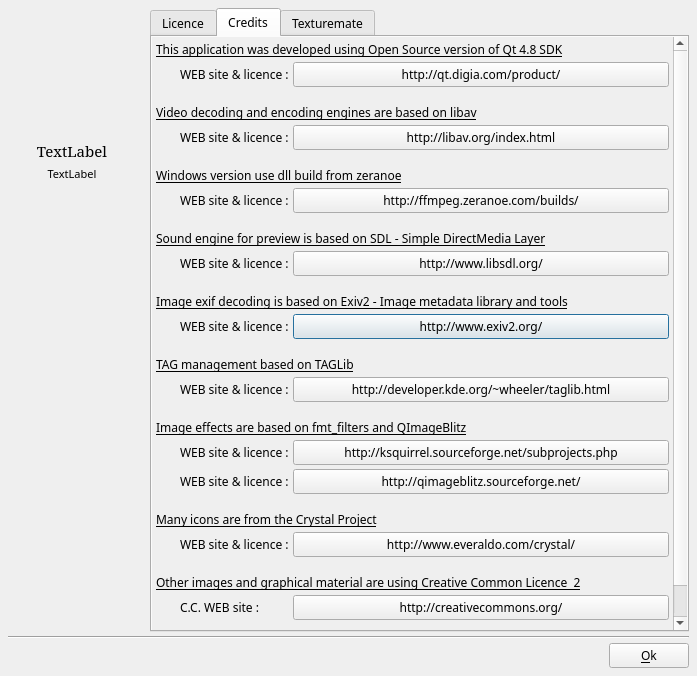
The window that src/ffDiaporama/DlgAbout/DlgAbout.ui (boenki/ffdiaporama) describes before a commit, drawn with Qt 5.
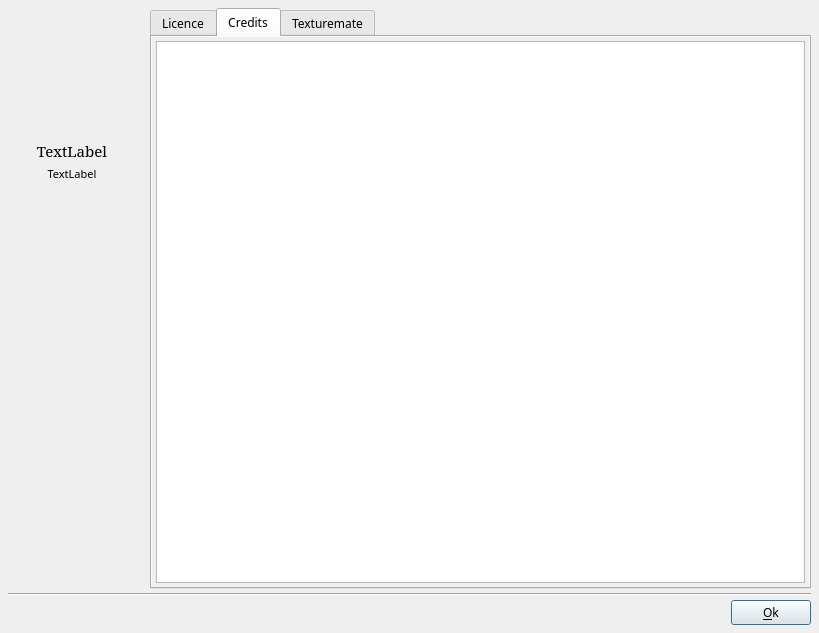
The same window after the commit. Icons and pictures are not drawn.

```diff
--- a/src/ffDiaporama/DlgAbout/DlgAbout.ui
+++ b/src/ffDiaporama/DlgAbout/DlgAbout.ui
@@ -6,8 +6,8 @@
    <rect>
     <x>0</x>
     <y>0</y>
-    <width>697</width>
-    <height>676</height>
+    <width>819</width>
+    <height>633</height>
    </rect>
   </property>
   <property name="minimumSize">
@@ -236,8 +236,8 @@
                <rect>
                 <x>0</x>
                 <y>0</y>
-                <width>514</width>
-                <height>647</height>
+                <width>652</width>
+                <height>535</height>
                </rect>
               </property>
               <layout class="QGridLayout" name="gridLayout_2">
@@ -247,485 +247,13 @@
                <property name="spacing">
                 <number>4</number>
                </property>
-               <item row="0" column="0" colspan="3">
-                <widget class="QLabel" name="label_2">
-                 <property name="font">
-                  <font>
-                   <underline>true</underline>
-                  </font>
-                 </property>
-                 <property name="text">
-                  <string>This application was developed using Open Source version of Qt 4.8 SDK</string>
-                 </property>
-                 <property name="wordWrap">
-                  <bool>true</bool>
-                 </property>
-                </widget>
-               </item>
-               <item row="22" column="2">
-                <spacer name="verticalSpacer_2">
-                 <property name="orientation">
-                  <enum>Qt::Vertical</enum>
-                 </property>
-                 <property name="sizeHint" stdset="0">
-                  <size>
-                   <width>20</width>
-                   <height>40</height>
-                  </size>
-                 </property>
-                </spacer>
-               </item>
-               <item row="14" column="1">
-                <widget class="QLabel" name="label_17">
-                 <property name="text">
-                  <string>WEB site &amp; licence :</string>
-                 </property>
-                </widget>
-               </item>
-               <item row="12" column="0" colspan="3">
-                <widget class="QLabel" name="label_16">
-                 <property name="minimumSize">
-                  <size>
-                   <width>0</width>
-                   <height>30</height>
-                  </size>
-                 </property>
-                 <property name="font">
-                  <font>
-                   <underline>true</underline>
-                  </font>
-                 </property>
-                 <property name="text">
-                  <string>Image effects are based on fmt_filters and QImageBlitz</string>
-                 </property>
-                 <property name="alignment">
-                  <set>Qt::AlignBottom|Qt::AlignLeading|Qt::AlignLeft</set>
-                 </property>
-                 <property name="wordWrap">
-                  <bool>true</bool>
-                 </property>
-                </widget>
-               </item>
-               <item row="16" column="0" colspan="3">
-                <widget class="QLabel" name="label_14">
-                 <property name="minimumSize">
-                  <size>
-                   <width>0</width>
-                   <height>30</height>
-                  </size>
-                 </property>
-                 <property name="font">
-                  <font>
-                   <underline>true</underline>
-                  </font>
-                 </property>
-                 <property name="text">
-                  <string>Many icons are from the Crystal Project</string>
-                 </property>
-                 <property name="alignment">
-                  <set>Qt::AlignBottom|Qt::AlignLeading|Qt::AlignLeft</set>
-                 </property>
-                 <property name="wordWrap">
-                  <bool>true</bool>
-                 </property>
-                </widget>
-               </item>
-               <item row="17" column="1">
-                <widget class="QLabel" name="label_15">
-                 <property name="text">
-                  <string>WEB site &amp; licence :</string>
-                 </property>
-                </widget>
-               </item>
-               <item row="21" column="1">
-                <widget class="QLabel" name="label_13">
-                 <property name="text">
-                  <string>C.C. WEB site :</string>
-                 </property>
-                </widget>
-               </item>
-               <item row="1" column="1">
-                <widget class="QLabel" name="label_3">
-                 <property name="text">
-                  <string>WEB site &amp; licence :</string>
-                 </property>
-                </widget>
-               </item>
-               <item row="1" column="0">
-                <widget class="QLabel" name="label_4">
-                 <property name="minimumSize">
-                  <size>
-                   <width>20</width>
-                   <height>0</height>
-                  </size>
-                 </property>
-                 <property name="maximumSize">
-                  <size>
-                   <width>20</width>
-                   <height>16777215</height>
-                  </size>
-                 </property>
-                 <property name="text">
-                  <string/>
-                 </property>
-                </widget>
-               </item>
-               <item row="9" column="2">
-                <widget class="QPushButton" name="EXIV2WebSiteBT">
-                 <property name="sizePolicy">
-                  <sizepolicy hsizetype="Preferred" vsizetype="Fixed">
-                   <horstretch>0</horstretch>
-                   <verstretch>0</verstretch>
-                  </sizepolicy>
-                 </property>
-                 <property name="text">
-                  <string notr="true">http://www.exiv2.org/</string>
-                 </property>
-                 <property name="icon">
-                  <iconset resource="../../../RSCffDiaporama.qrc">
-                   <normaloff>:/img/Internet.png</normaloff>:/img/Internet.png</iconset>
-                 </property>
-                </widget>
-               </item>
-               <item row="6" column="0" colspan="3">
-                <widget class="QLabel" name="label_8">
-                 <property name="minimumSize">
-                  <size>
-                   <width>0</width>
-                   <height>30</height>
-                  </size>
-                 </property>
-                 <property name="font">
-                  <font>
-                   <underline>true</underline>
-                  </font>
-                 </property>
-                 <property name="text">
-                  <string>Sound engine for preview is based on SDL - Simple DirectMedia Layer</string>
-                 </property>
-                 <property name="alignment">
-                  <set>Qt::AlignBottom|Qt::AlignLeading|Qt::AlignLeft</set>
-                 </property>
-                 <property name="wordWrap">
-                  <bool>true</bool>
-                 </property>
-                </widget>
-               </item>
-               <item row="2" column="0" colspan="3">
-                <widget class="QLabel" name="label_5">
-                 <property name="minimumSize">
-                  <size>
-                   <width>0</width>
-                   <height>30</height>
-                  </size>
-                 </property>
-                 <property name="font">
-                  <font>
-                   <underline>true</underline>
-                  </font>
-                 </property>
-                 <property name="text">
-                  <string>Video decoding and encoding engines are based on libav</string>
-                 </property>
-                 <property name="alignment">
-                  <set>Qt::AlignBottom|Qt::AlignLeading|Qt::AlignLeft</set>
-                 </property>
-                 <property name="wordWrap">
-                  <bool>true</bool>
-                 </property>
-                </widget>
-               </item>
-               <item row="3" column="1">
-                <widget class="QLabel" name="label_7">
-                 <property name="text">
-                  <string>WEB site &amp; licence :</string>
-                 </property>
-                </widget>
-               </item>
-               <item row="7" column="1">
-                <widget class="QLabel" name="label_9">
-                 <property name="text">
-                  <string>WEB site &amp; licence :</string>
-                 </property>
-                </widget>
-               </item>
-               <item row="8" column="0" colspan="3">
-                <widget class="QLabel" name="label_10">
-                 <property name="minimumSize">
-                  <size>
-                   <width>0</width>
-                   <height>30</height>
-                  </size>
-                 </property>
-                 <property name="font">
-                  <font>
-                   <underline>true</underline>
-                  </font>
-                 </property>
-                 <property name="text">
-                  <string>Image exif decoding is based on Exiv2 - Image metadata library and tools</string>
-                 </property>
-                 <property name="alignment">
-                  <set>Qt::AlignBottom|Qt::AlignLeading|Qt::AlignLeft</set>
-                 </property>
-                 <property name="wordWrap">
-                  <bool>true</bool>
-                 </property>
-                </widget>
-               </item>
-               <item row="9" column="1">
-                <widget class="QLabel" name="label_11">
-                 <property name="text">
-                  <string>WEB site &amp; licence :</string>
-                 </property>
-                </widget>
-               </item>
-               <item row="19" column="0" colspan="3">
-                <widget class="QLabel" name="label_12">
-                 <property name="minimumSize">
-                  <size>
-                   <width>0</width>
-                   <height>30</height>
-                  </size>
-                 </property>
-                 <property name="font">
-                  <font>
-                   <underline>true</underline>
-                  </font>
-                 </property>
-                 <property name="text">
-                  <string>Other images and graphical material are using Creative Common Licence  2</string>
-                 </property>
-                 <property name="alignment">
-                  <set>Qt::AlignBottom|Qt::AlignLeading|Qt::AlignLeft</set>
-                 </property>
-                 <property name="wordWrap">
-                  <bool>true</bool>
-                 </property>
-                </widget>
-               </item>
-               <item row="1" column="2">
-                <widget class="QPushButton" name="QtWebSiteBT">
-                 <property name="sizePolicy">
-                  <sizepolicy hsizetype="Expanding" vsizetype="Fixed">
-                   <horstretch>0</horstretch>
-                   <verstretch>0</verstretch>
-                  </sizepolicy>
-                 </property>
-                 <property name="text">
-                  <string notr="true">http://qt.digia.com/product/</string>
-                 </property>
-                 <property name="icon">
-                  <iconset resource="../../../RSCffDiaporama.qrc">
-                   <normaloff>:/img/Internet.png</normaloff>:/img/Internet.png</iconset>
-                 </property>
-                </widget>
-               </item>
-               <item row="3" column="2">
-                <widget class="QPushButton" name="LibAVWebSiteBT">
-                 <property name="sizePolicy">
-                  <sizepolicy hsizetype="Preferred" vsizetype="Fixed">
-                   <horstretch>0</horstretch>
-                   <verstretch>0</verstretch>
-                  </sizepolicy>
-                 </property>
-                 <property name="text">
-                  <string notr="true">http://libav.org/index.html</string>
-                 </property>
-                 <property name="icon">
-                  <iconset resource="../../../RSCffDiaporama.qrc">
-                   <normaloff>:/img/Internet.png</normaloff>:/img/Internet.png</iconset>
-                 </property>
-                </widget>
-               </item>
-               <item row="7" column="2">
-                <widget class="QPushButton" name="SDLWebSiteBT">
-                 <property name="sizePolicy">
-                  <sizepolicy hsizetype="Preferred" vsizetype="Fixed">
-                   <horstretch>0</horstretch>
-                   <verstretch>0</verstretch>
-                  </sizepolicy>
-                 </property>
-                 <property name="text">
-                  <string notr="true">http://www.libsdl.org/</string>
-                 </property>
-                 <property name="icon">
-                  <iconset resource="../../../RSCffDiaporama.qrc">
-                   <normaloff>:/img/Internet.png</normaloff>:/img/Internet.png</iconset>
-                 </property>
-                </widget>
-               </item>
-               <item row="14" column="2">
-                <widget class="QPushButton" name="FMTFWebSiteBT">
-                 <property name="sizePolicy">
-                  <sizepolicy hsizetype="Preferred" vsizetype="Fixed">
-                   <horstretch>0</horstretch>
-                   <verstretch>0</verstretch>
-                  </sizepolicy>
-                 </property>
-                 <property name="text">
-                  <string notr="true">http://ksquirrel.sourceforge.net/subprojects.php</string>
-                 </property>
-                 <property name="icon">
-                  <iconset resource="../../../RSCffDiaporama.qrc">
-                   <normaloff>:/img/Internet.png</normaloff>:/img/Internet.png</iconset>
-                 </property>
-                </widget>
-               </item>
-               <item row="17" column="2">
-                <widget class="QPushButton" name="CrystalWebSiteBT">
-                 <property name="sizePolicy">
-                  <sizepolicy hsizetype="Preferred" vsizetype="Fixed">
-                   <horstretch>0</horstretch>
-                   <verstretch>0</verstretch>
-                  </sizepolicy>
-                 </property>
-                 <property name="text">
-                  <string notr="true">http://www.everaldo.com/crystal/</string>
-                 </property>
-                 <property name="icon">
-                  <iconset resource="../../../RSCffDiaporama.qrc">
-                   <normaloff>:/img/Internet.png</normaloff>:/img/Internet.png</iconset>
-                 </property>
-                </widget>
-               </item>
-               <item row="21" column="2">
-                <widget class="QPushButton" name="CC2WebSiteBT">
-                 <property name="sizePolicy">
-                  <sizepolicy hsizetype="Preferred" vsizetype="Fixed">
-                   <horstretch>0</horstretch>
-                   <verstretch>0</verstretch>
-                  </sizepolicy>
-                 </property>
-                 <property name="text">
-                  <string notr="true">http://creativecommons.org/</string>
-                 </property>
-                 <property name="icon">
-                  <iconset resource="../../../RSCffDiaporama.qrc">
-                   <normaloff>:/img/Internet.png</normaloff>:/img/Internet.png</iconset>
-                 </property>
-                </widget>
-               </item>
-               <item row="10" column="0" colspan="3">
-                <widget class="QLabel" name="label_20">
-                 <property name="minimumSize">
-                  <size>
-                   <width>0</width>
-                   <height>30</height>
-                  </size>
-                 </property>
-                 <property name="font">
-                  <font>
-                   <underline>true</underline>
-                  </font>
-                 </property>
-                 <property name="text">
-                  <string>TAG management based on TAGLib</string>
-                 </property>
-                 <property name="alignment">
-                  <set>Qt::AlignBottom|Qt::AlignLeading|Qt::AlignLeft</set>
-                 </property>
-                 <property name="wordWrap">
-                  <bool>true</bool>
-                 </property>
-                </widget>
-               </item>
-               <item row="11" column="1">
-                <widget class="QLabel" name="label_21">
-                 <property name="text">
-                  <string>WEB site &amp; licence :</string>
-                 </property>
-                </widget>
-               </item>
-               <item row="11" column="2">
-                <widget class="QPushButton" name="TAGLibWebSiteBT">
-                 <property name="sizePolicy">
-                  <sizepolicy hsizetype="Preferred" vsizetype="Fixed">
-                   <horstretch>0</horstretch>
-                   <verstretch>0</verstretch>
-                  </sizepolicy>
-                 </property>
-                 <property name="text">
-                  <string notr="true">http://developer.kde.org/~wheeler/taglib.html</string>
-                 </property>
-                 <property name="icon">
-                  <iconset>
-                   <normaloff>SubProjects/ffDiaporamaMMFiler/:/img/Internet.png</normaloff>SubProjects/ffDiaporamaMMFiler/:/img/Internet.png</iconset>
-                 </property>
-                </widget>
-               </item>
-               <item row="15" column="1">
-                <widget class="QLabel" name="label_22">
-                 <property name="text">
-                  <string>WEB site &amp; licence :</string>
-                 </property>
-                </widget>
-               </item>
-               <item row="15" column="2">
-                <widget class="QPushButton" name="QIBWebSiteBT">
-                 <property name="sizePolicy">
-                  <sizepolicy hsizetype="Preferred" vsizetype="Fixed">
-                   <horstretch>0</horstretch>
-                   <verstretch>0</verstretch>
-                  </sizepolicy>
-                 </property>
-                 <property name="text">
-                  <string notr="true">http://qimageblitz.sourceforge.net/</string>
-                 </property>
-                 <property name="icon">
-                  <iconset resource="../../../RSCffDiaporama.qrc">
-                   <normaloff>:/img/Internet.png</normaloff>:/img/Internet.png</iconset>
-                 </property>
-                </widget>
-               </item>
                <item row="5" column="2">
-                <widget class="QPushButton" name="ZeranoeWebSiteBT">
-                 <property name="sizePolicy">
-                  <sizepolicy hsizetype="Preferred" vsizetype="Fixed">
-                   <horstretch>0</horstretch>
-                   <verstretch>0</verstretch>
-                  </sizepolicy>
-                 </property>
-                 <property name="text">
-                  <string notr="true">http://ffmpeg.zeranoe.com/builds/</string>
-                 </property>
-                 <property name="icon">
-                  <iconset resource="../../../RSCffDiaporama.qrc">
-                   <normaloff>:/img/Internet.png</normaloff>:/img/Internet.png</iconset>
-                 </property>
-                </widget>
-               </item>
-               <item row="4" column="0" colspan="3">
-                <widget class="QLabel" name="label_6">
-                 <property name="minimumSize">
-                  <size>
-                   <width>0</width>
-                   <height>30</height>
-                  </size>
-                 </property>
-                 <property name="font">
-                  <font>
-                   <underline>true</underline>
-                  </font>
-                 </property>
-                 <property name="text">
-                  <string>Windows version use dll build from zeranoe</string>
-                 </property>
-                 <property name="alignment">
-                  <set>Qt::AlignBottom|Qt::AlignLeading|Qt::AlignLeft</set>
-                 </property>
-                 <property name="wordWrap">
+                <widget class="QTextEdit" name="CreditsED">
+                 <property name="readOnly">
                   <bool>true</bool>
                  </property>
                 </widget>
                </item>
-               <item row="5" column="1">
-                <widget class="QLabel" name="label_23">
-                 <property name="text">
-                  <string>WEB site &amp; licence :</string>
-                 </property>
-                </widget>
-               </item>
               </layout>
              </widget>
             </widget>
```
Left out of the diff: 55 changed lines with no effect on the pictures.
